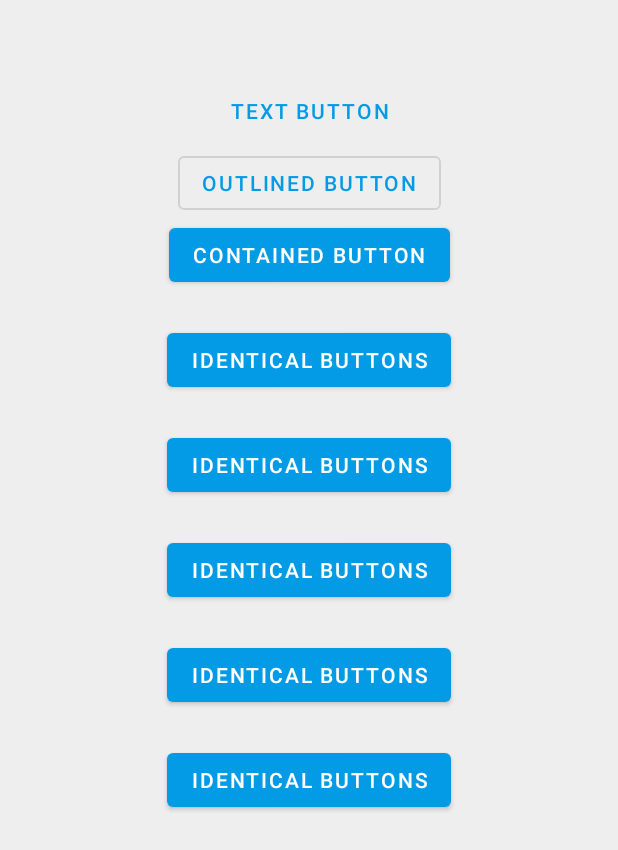
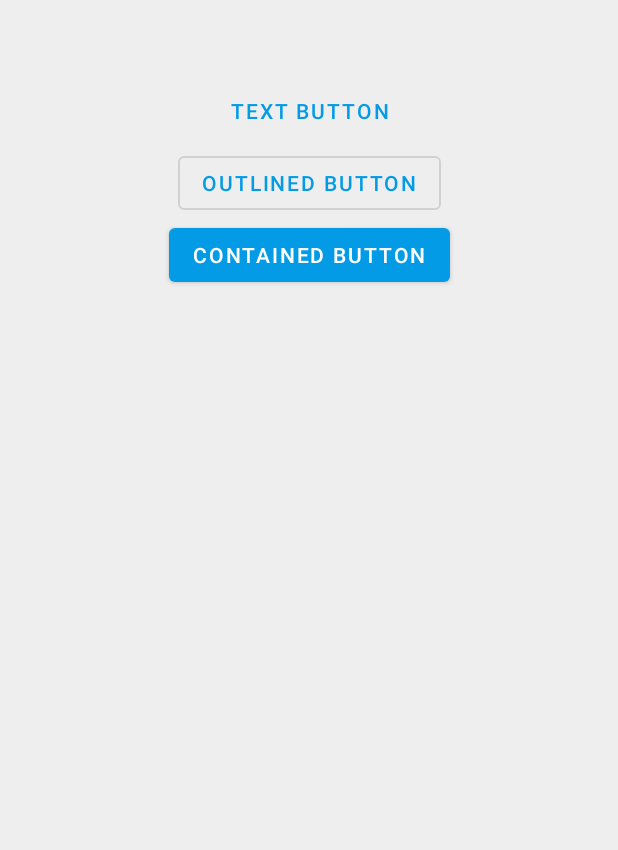
Before and after one commit to Falchio/MatDesBigProject, an Android app: the fragment ButtonsFragment shown on its own in the app's theme, on a phone screen of 412 x 824 dp. Shown: the top 850 px of the screen. Run offline under Robolectric (Android 15) with nearby library versions, the phone set to English and light mode, and no system bars; 2 statements that could not run were skipped.

Commit message:
fix after home task and end course

```diff
--- a/app/src/main/res/layout/fragment_buttons.xml
+++ b/app/src/main/res/layout/fragment_buttons.xml
@@ -38,34 +38,4 @@
         app:layout_constraintStart_toStartOf="parent"
         app:layout_constraintTop_toBottomOf="@+id/outlined_button" />
 
-    <Button
-        android:id="@+id/_button1"
-        style="@style/for_button"
-        app:layout_constraintStart_toStartOf="parent"
-        app:layout_constraintTop_toTopOf="@+id/contained_button" />
-
-    <Button
-        android:id="@+id/_button2"
-        style="@style/for_button"
-        app:layout_constraintStart_toStartOf="parent"
-        app:layout_constraintTop_toTopOf="@+id/_button1" />
-
-    <Button
-        android:id="@+id/_button3"
-        style="@style/for_button"
-        app:layout_constraintStart_toStartOf="parent"
-        app:layout_constraintTop_toTopOf="@+id/_button2" />
-
-    <Button
-        android:id="@+id/_button4"
-        style="@style/for_button"
-        app:layout_constraintStart_toStartOf="parent"
-        app:layout_constraintTop_toTopOf="@+id/_button3" />
-
-    <Button
-        android:id="@+id/_button5"
-        style="@style/for_button"
-        app:layout_constraintStart_toStartOf="parent"
-        app:layout_constraintTop_toTopOf="@+id/_button4" />
-
 </androidx.constraintlayout.widget.ConstraintLayout>
```
